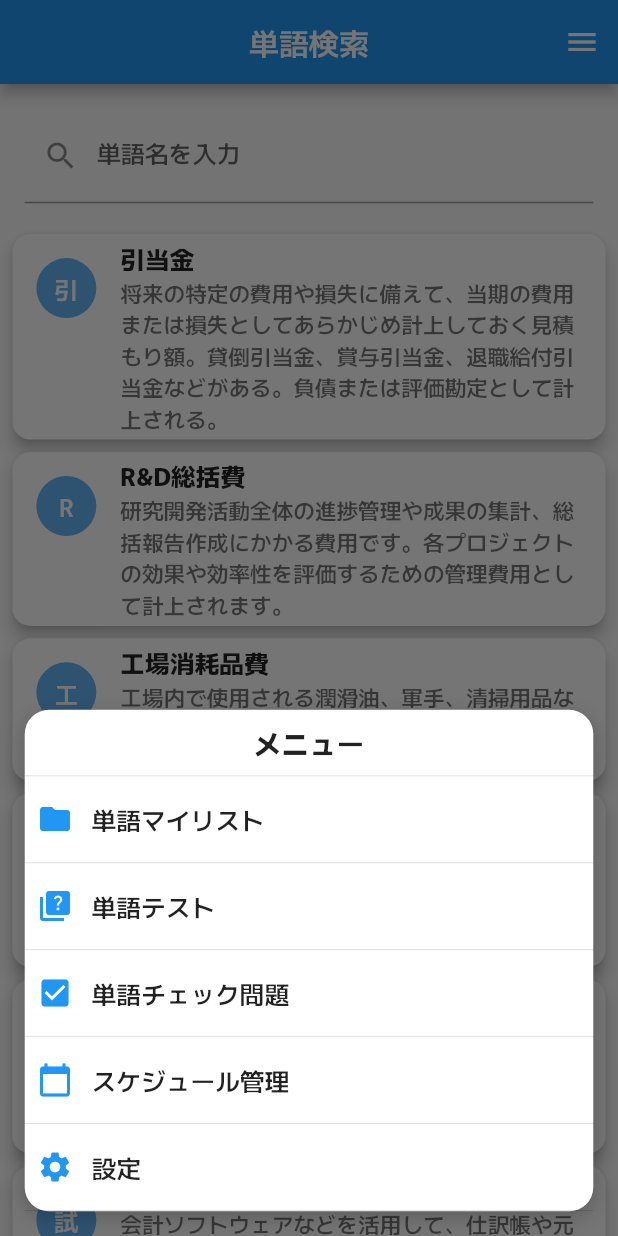
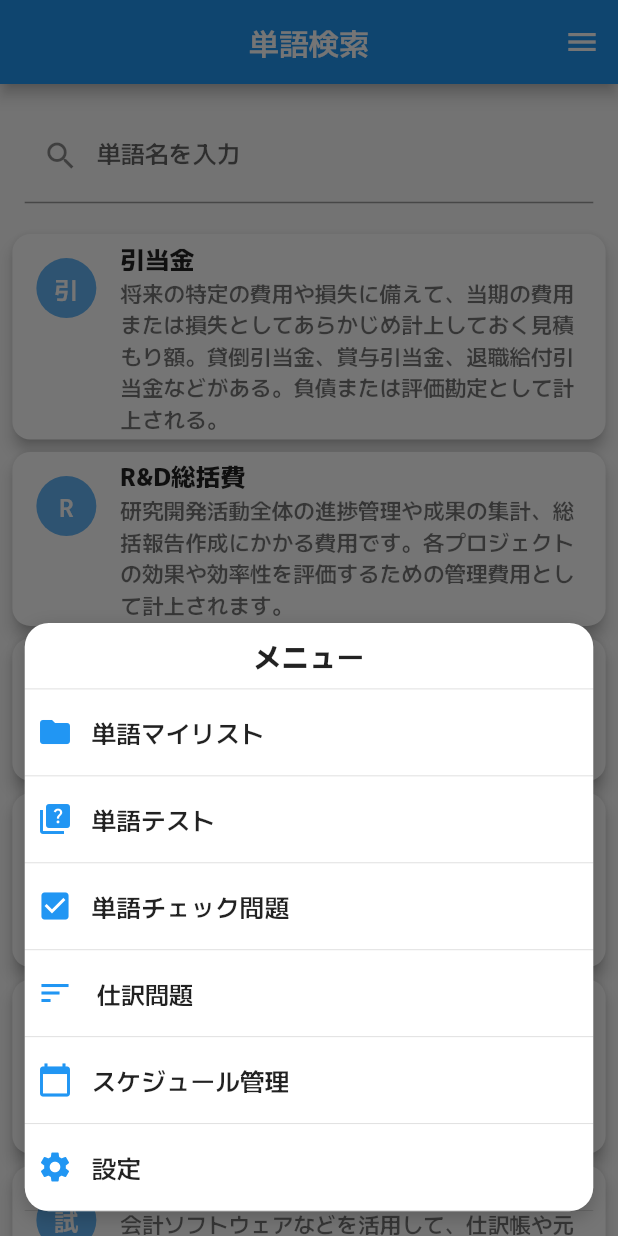
Before and after one commit to sawai-naoki-portfolio/bokitan, a Flutter app: the screen it shows after launch, after a tap on the "menu" icon, on a phone screen of 412 x 824 dp. Run offline on Flutter 3.47's test engine with Material 3 defaults, Android fonts, the phone set to English and light mode, and no system bars; our stand-ins replace flutter_phoenix, flutter_riverpod, math_expressions, share_plus, shared_preferences, table_calendar.

Commit message:
微調整

```diff
--- a/lib/view/SearchPage.dart
+++ b/lib/view/SearchPage.dart
@@ -1,4 +1,5 @@
 import 'package:bookkeeping_vocabulary_notebook/utility/ResponsiveSizes.dart';
+import 'package:bookkeeping_vocabulary_notebook/view/test_page/siwake_test/JournalEntryQuizWidget.dart';
 import 'package:bookkeeping_vocabulary_notebook/view/widget/ProductCard.dart';
 import 'package:bookkeeping_vocabulary_notebook/view/widget/showProductDialog.dart';
 import 'package:flutter/material.dart';
@@ -245,6 +246,33 @@ class _SearchPageState extends ConsumerState<SearchPage> {
                               ),
                             ),
                           ),
+                          const Divider(height: 1),
+
+                          InkWell(
+                            onTap: () {
+                              Navigator.pop(context);
+                              Navigator.push(
+                                context,
+                                MaterialPageRoute(
+                                    builder: (_) =>
+                                        const JournalEntryQuizPage()),
+                              );
+                            },
+                            child: Container(
+                              padding: EdgeInsets.symmetric(
+                                  vertical: context.paddingMedium,
+                                  horizontal: context.paddingSmall),
+                              child: const Row(
+                                children: [
+                                  Icon(Icons.sort, color: Colors.blue),
+                                  SizedBox(width: 16),
+                                  Expanded(
+                                      child: Text("仕訳問題",
+                                          style: TextStyle(fontSize: 16))),
+                                ],
+                              ),
+                            ),
+                          ),
 
                           const Divider(height: 1),
                           InkWell(
--- a/lib/view/category_page/CategorySelectionPage.dart
+++ b/lib/view/category_page/CategorySelectionPage.dart
@@ -151,7 +151,7 @@ class CategorySelectionPageState extends ConsumerState<CategorySelectionPage> {
 
     return Scaffold(
       appBar: AppBar(
-        title: const Text("リストリスト"),
+        title: const Text("リスト"),
         centerTitle: true,
         actions: [
           if (_isReordering)
```
Also changed, not shown: lib/main.dart (+16 -12 lines), lib/view/setting_page/CacheClearScreen.dart (+14 -5 lines), lib/view/setting_page/SettingsPage.dart (+0 -35 lines).
